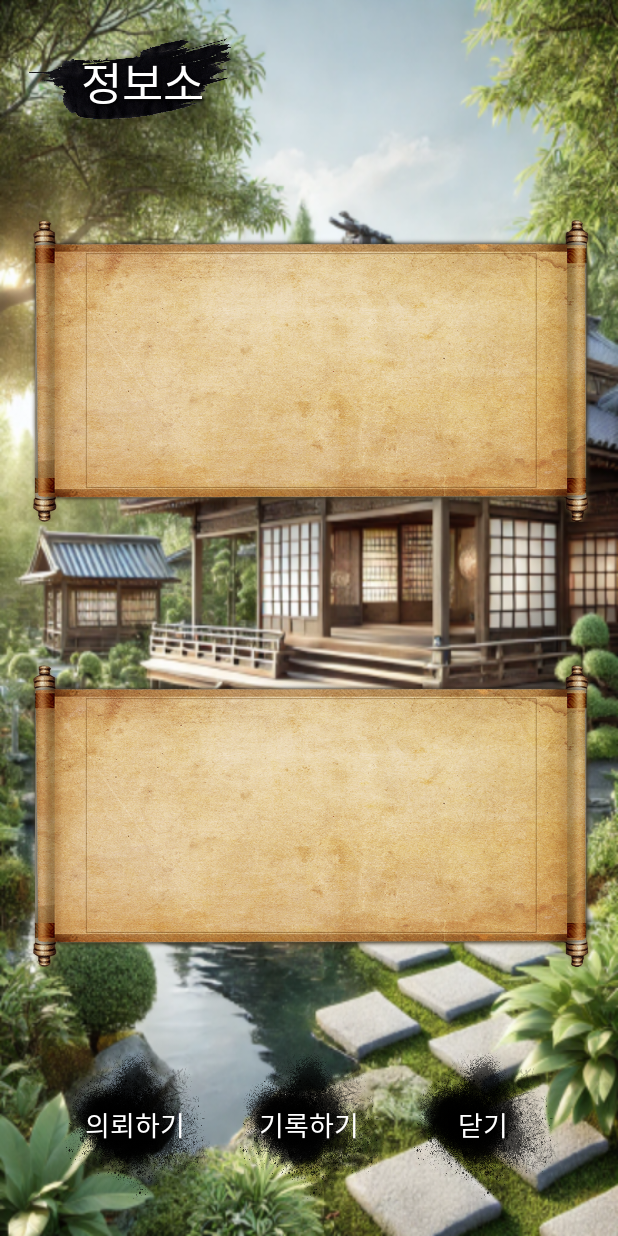
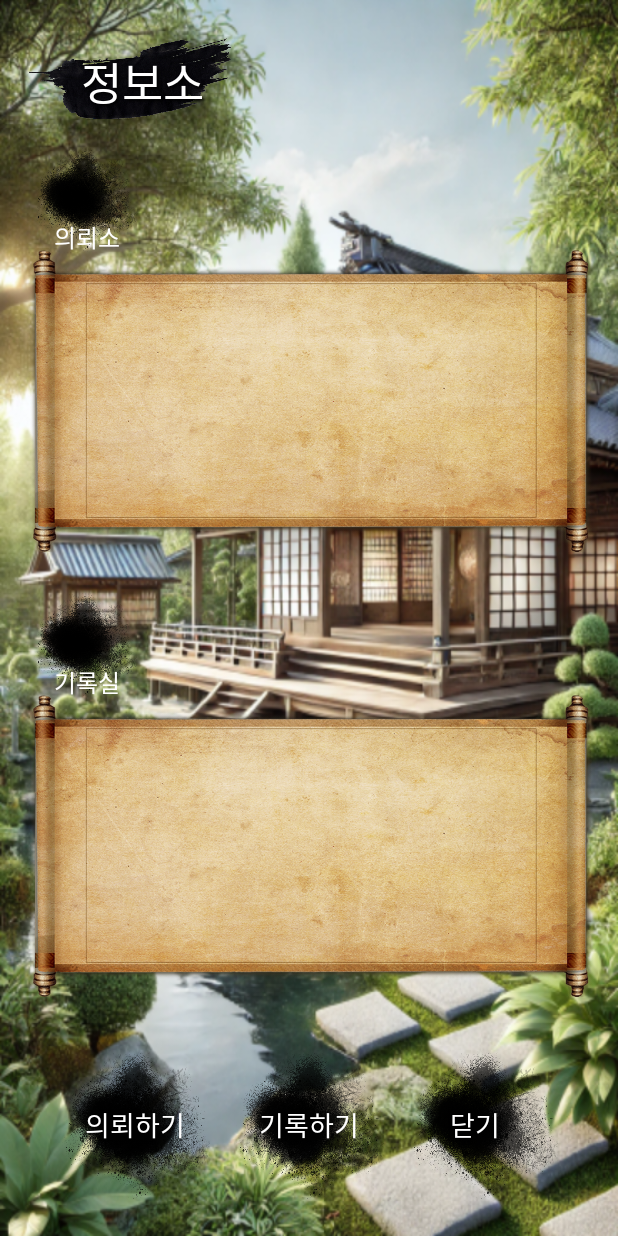
Before and after one commit to jongchan159/Madcamp_Week3_Front, an Android app built with Jetpack Compose: the DiaryActivity screen opened directly, with no data from a screen before it, on a phone screen of 412 x 824 dp. Run offline under Robolectric (Android 15) with nearby library versions, the light colour scheme and no system bars.

Commit message:
fix: 다이어리탭 수정

```diff
--- a/app/src/main/res/layout/activity_diary.xml
+++ b/app/src/main/res/layout/activity_diary.xml
@@ -57,11 +57,35 @@
             android:id="@+id/imagePaper1"
             android:layout_width="wrap_content"
             android:layout_height="260dp"
+            android:layout_marginTop="40dp"
+            app:layout_constraintBottom_toBottomOf="parent"
+            app:layout_constraintEnd_toEndOf="parent"
+            app:layout_constraintStart_toStartOf="parent"
             app:layout_constraintTop_toTopOf="parent"
-            app:layout_constraintBottom_toBottomOf="parent"
+            app:srcCompat="@drawable/paper" />
+
+        <ImageView
+            android:id="@+id/quest_place_BT"
+            android:layout_width="70dp"
+            android:layout_height="70dp"
+            android:layout_marginStart="5dp"
+            android:background="@drawable/icon_muk"
             app:layout_constraintStart_toStartOf="parent"
-            app:layout_constraintEnd_toEndOf="parent"
-            app:srcCompat="@drawable/paper" />
+            app:layout_constraintTop_toTopOf="parent" />
+
+        <TextView
+            android:id="@+id/tv_quest_place"
+            android:layout_width="wrap_content"
+            android:layout_height="wrap_content"
+            android:layout_gravity="center"
+            android:layout_marginStart="20dp"
+            android:layout_marginTop="9dp"
+            android:fontFamily="@font/font1"
+            android:text="의뢰소"
+            android:textColor="@android:color/white"
+            android:textSize="16sp"
+            app:layout_constraintStart_toStartOf="@+id/imagePaper1"
+            app:layout_constraintTop_toTopOf="@+id/imagePaper1" />
 
         <androidx.recyclerview.widget.RecyclerView
             android:id="@+id/diary_list1_RV"
@@ -81,13 +105,37 @@
         android:layout_weight="1">
 
         <ImageView
+            android:id="@+id/diary_place_BT"
+            android:layout_width="70dp"
+            android:layout_height="70dp"
+            android:layout_marginStart="5dp"
+            android:background="@drawable/icon_muk"
+            app:layout_constraintStart_toStartOf="parent"
+            app:layout_constraintTop_toTopOf="parent" />
+
+        <TextView
+            android:id="@+id/tv_diary_place"
+            android:layout_width="wrap_content"
+            android:layout_height="wrap_content"
+            android:layout_gravity="center"
+            android:layout_marginStart="20dp"
+            android:layout_marginTop="9dp"
+            android:fontFamily="@font/font1"
+            android:text="기록실"
+            android:textColor="@android:color/white"
+            android:textSize="16sp"
+            app:layout_constraintStart_toStartOf="@+id/imagePaper2"
+            app:layout_constraintTop_toTopOf="@+id/imagePaper2" />
+
+        <ImageView
             android:id="@+id/imagePaper2"
             android:layout_width="wrap_content"
             android:layout_height="260dp"
+            android:layout_marginTop="40dp"
+            app:layout_constraintBottom_toBottomOf="parent"
+            app:layout_constraintEnd_toEndOf="parent"
+            app:layout_constraintStart_toStartOf="parent"
             app:layout_constraintTop_toTopOf="parent"
-            app:layout_constraintBottom_toBottomOf="parent"
-            app:layout_constraintStart_toStartOf="parent"
-            app:layout_constraintEnd_toEndOf="parent"
             app:srcCompat="@drawable/paper" />
 
         <androidx.recyclerview.widget.RecyclerView
@@ -177,7 +225,8 @@
                 android:text="닫기"
                 android:fontFamily="@font/font1"
                 android:textColor="@android:color/white"
-                android:textSize="18sp" />
+                android:textSize="18sp"
+                android:layout_marginRight="5dp"/>
         </FrameLayout>
     </LinearLayout>
 
```
